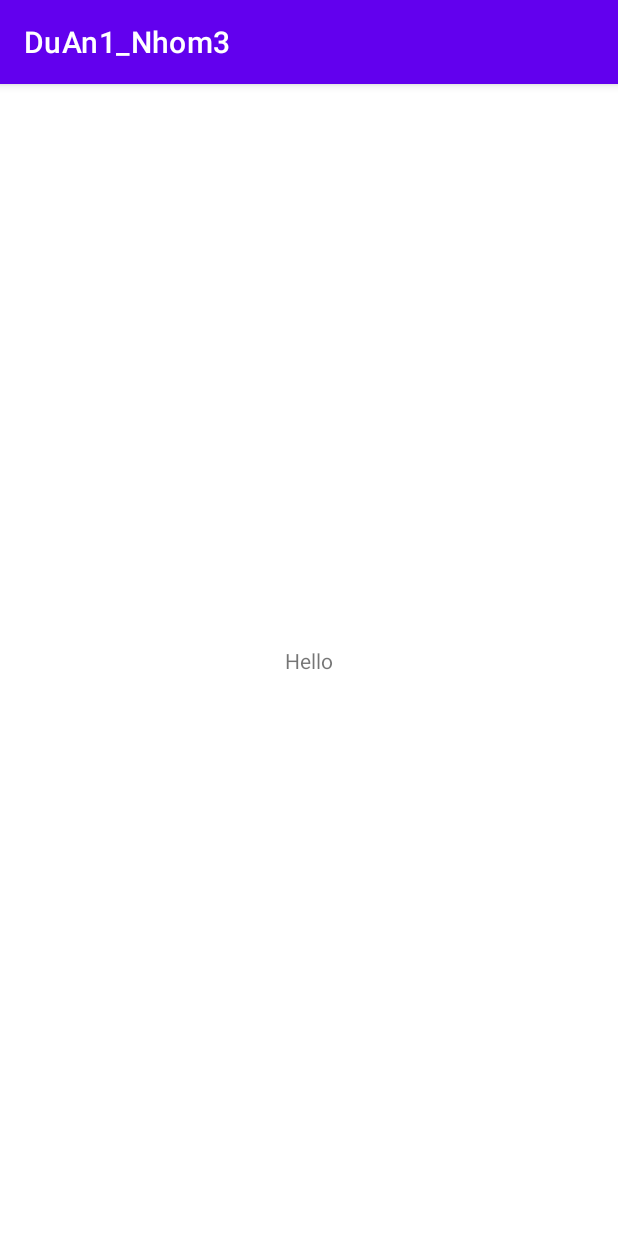
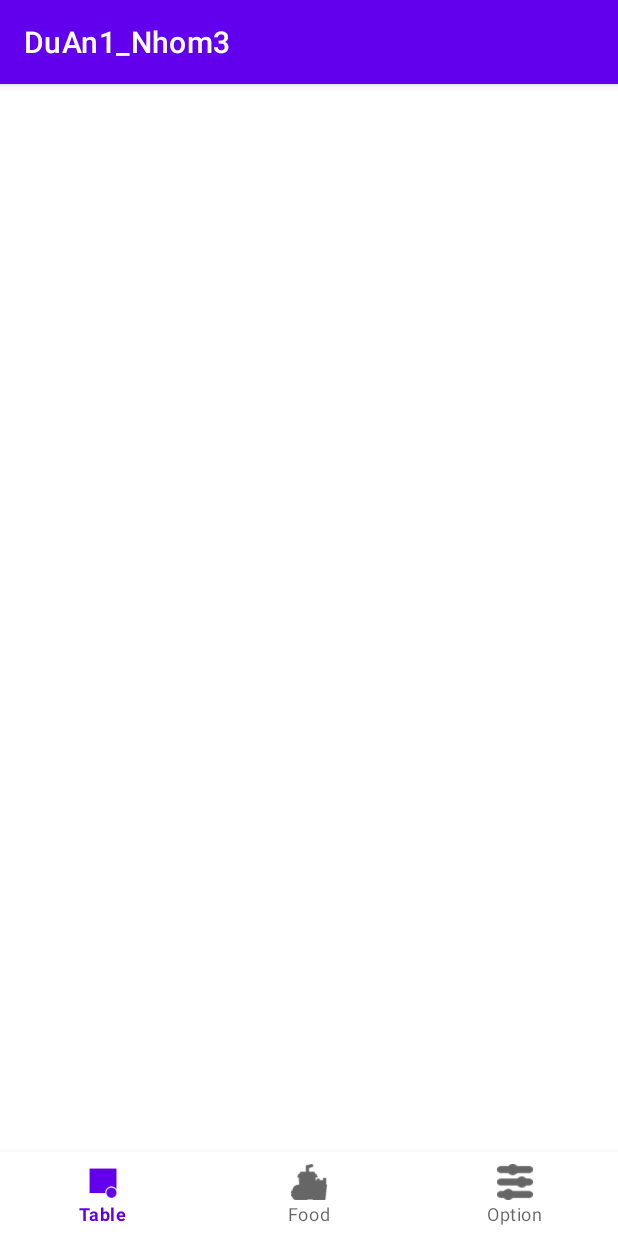
Before and after one commit to phuclhdrake/DuAn01, an Android app: the screen it shows after launch (MainActivity), on a phone screen of 412 x 824 dp. Run offline under Robolectric (Android 15) with nearby library versions, the phone set to English and light mode, and no system bars.

Commit message:
Quang dao

```diff
--- a/app/src/main/java/com/example/duan1_nhom3/MainActivity.java
+++ b/app/src/main/java/com/example/duan1_nhom3/MainActivity.java
@@ -1,17 +1,51 @@
 package com.example.duan1_nhom3;
 
 import androidx.appcompat.app.AppCompatActivity;
+import androidx.fragment.app.Fragment;
+import androidx.fragment.app.FragmentManager;
+import androidx.viewpager.widget.ViewPager;
+import androidx.viewpager2.adapter.FragmentStateAdapter;
 
 import android.os.Bundle;
+import android.view.View;
+import android.widget.Toast;
+import com.example.duan1_nhom3.ViewPage.Viewpageadapter;
+import com.google.android.material.bottomnavigation.BottomNavigationView;
 
+import com.example.duan1_nhom3.Fragment.fragment_table;
 public class MainActivity extends AppCompatActivity {
+    BottomNavigationView bottomNavigationView;
+    ViewPager viewPager;
 
     @Override
     protected void onCreate(Bundle savedInstanceState) {
         super.onCreate(savedInstanceState);
         setContentView(R.layout.activity_main);
-        System.out.println("Hello world");
-        System.out.println("hello");
-        System.out.println("JOINED");
+        BottomNavigationView bottomNavigationView= findViewById(R.id.bottom_navi);
+        ViewPager viewPager= findViewById(R.id.view_page);
+
+        bottomNavigationView.setOnNavigationItemSelectedListener((item) ->{
+
+            FragmentManager fragmentManager = getSupportFragmentManager();
+            switch (item.getItemId()){
+                case R.id.nav_Table:
+
+                    fragmentManager.beginTransaction().replace(R.id.fragmnet_context, fragment_table.newInstance(null,null)).commit();
+
+                    break;
+                case R.id.nav_food:
+                    Toast.makeText(MainActivity.this, "food", Toast.LENGTH_SHORT).show();
+                    break;
+                case R.id.nav_option:
+                    Toast.makeText(MainActivity.this, "food", Toast.LENGTH_SHORT).show();
+                    break;
+                default:
+                    fragmentManager.beginTransaction().replace(R.id.fragmnet_context, fragment_table.newInstance(null,null)).commit();
+
+            }
+            return true;
+                });
     }
+
+
 }
--- /dev/null
+++ b/app/src/main/res/drawable/custom_button.xml
@@ -0,0 +1,6 @@
+<?xml version="1.0" encoding="utf-8"?>
+<shape xmlns:android="http://schemas.android.com/apk/res/android" android:shape="rectangle">
+    <solid android:color="#f22e3d"/>
+    <corners android:radius="5dp"/>
+
+</shape>
--- a/app/src/main/res/layout/activity_main.xml
+++ b/app/src/main/res/layout/activity_main.xml
@@ -1,18 +1,28 @@
-<?xml version="1.0" encoding="utf-8"?>
-<androidx.constraintlayout.widget.ConstraintLayout xmlns:android="http://schemas.android.com/apk/res/android"
+<?xml version="1.0" encoding="utf-8" ?>
+<RelativeLayout xmlns:android="http://schemas.android.com/apk/res/android"
     xmlns:app="http://schemas.android.com/apk/res-auto"
     xmlns:tools="http://schemas.android.com/tools"
     android:layout_width="match_parent"
     android:layout_height="match_parent"
     tools:context=".MainActivity">
 
-    <TextView
-        android:layout_width="wrap_content"
+    <androidx.viewpager.widget.ViewPager
+        android:id="@+id/view_page"
+        android:layout_width="match_parent"
+        android:layout_height="match_parent"
+        android:layout_above="@+id/bottom_navi" />
+    <androidx.fragment.app.FragmentContainerView
+        android:id="@+id/fragmnet_context"
+        android:layout_height="match_parent"
+        android:layout_width="match_parent"/>
+    <com.google.android.material.bottomnavigation.BottomNavigationView
+        android:id="@+id/bottom_navi"
+        android:layout_width="match_parent"
         android:layout_height="wrap_content"
-        android:text="Hello"
-        app:layout_constraintBottom_toBottomOf="parent"
-        app:layout_constraintLeft_toLeftOf="parent"
-        app:layout_constraintRight_toRightOf="parent"
-        app:layout_constraintTop_toTopOf="parent" />
+        android:layout_alignParentBottom="true"
+        app:itemBackground="@color/white"
+        app:menu="@menu/nav_menu"
 
-</androidx.constraintlayout.widget.ConstraintLayout>
+        />
+
+</RelativeLayout>
--- /dev/null
+++ b/app/src/main/res/menu/nav_menu.xml
@@ -0,0 +1,19 @@
+<?xml version="1.0" encoding="utf-8"?>
+<menu xmlns:android="http://schemas.android.com/apk/res/android"
+    xmlns:app="http://schemas.android.com/apk/res-auto">
+
+        <item
+            android:id="@+id/nav_Table"
+            android:icon="@drawable/frequency"
+            android:title="Table" />
+        <item
+            android:id="@+id/nav_food"
+            android:icon="@drawable/fastfood"
+            android:title="Food" />
+        <item
+            android:id="@+id/nav_option"
+            android:icon="@drawable/settings"
+            android:title="Option" />
+
+
+</menu>
--- a/app/src/main/res/values/colors.xml
+++ b/app/src/main/res/values/colors.xml
@@ -7,4 +7,6 @@
     <color name="teal_700">#FF018786</color>
     <color name="black">#FF000000</color>
     <color name="white">#FFFFFFFF</color>
+
+    <color name="yelo">#EC870E</color>
 </resources>
```
Also changed, not shown: app/src/main/java/com/example/duan1_nhom3/Fragment/fragment_table.java (added, +78 -0 lines), app/src/main/java/com/example/duan1_nhom3/ViewPage/Viewpageadapter.java (added, +39 -0 lines), app/src/main/res/layout/dialog_themtable.xml (added, +75 -0 lines), app/src/main/res/layout/fragment_table.xml (added, +62 -0 lines), app/src/main/res/layout/item_table.xml (added, +59 -0 lines), app/src/main/res/drawable/fastfood.png (added), app/src/main/res/drawable/fastfood1.png (added), app/src/main/res/drawable/frequency.png (added), app/src/main/res/drawable/menu.png (added), app/src/main/res/drawable/mini.png (added), app/src/main/res/drawable/plus.png (added), app/src/main/res/drawable/rectangle8.png (added), app/src/main/res/drawable/rectangle9.png (added), app/src/main/res/drawable/settings.png (added), 1 more files.
